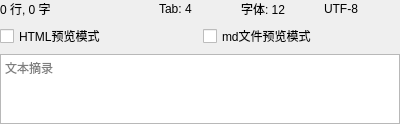
Before: the Qt Designer form DisposeAbstract/DisposeTXT/ControlWidTXT.ui in 3548848289/UniFileHub, drawn with Qt 5.
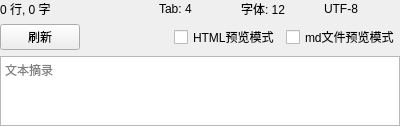
After: the same form once the commit is applied. Custom widgets are drawn as their Qt base class.

Commit message: 文本编辑器增加刷新功能

Patch:
```diff
--- a/DisposeAbstract/DisposeTXT/ControlWidTXT.ui
+++ b/DisposeAbstract/DisposeTXT/ControlWidTXT.ui
@@ -68,7 +68,50 @@
     </layout>
    </item>
    <item>
-    <layout class="QHBoxLayout" name="horizontalLayout">
+    <layout class="QHBoxLayout" name="horizontalLayout" stretch="2,1,1,0">
+     <item>
+      <layout class="QHBoxLayout" name="horizontalLayout_2" stretch="1,3">
+       <item>
+        <widget class="QPushButton" name="RefreshBtn">
+         <property name="sizePolicy">
+          <sizepolicy hsizetype="Minimum" vsizetype="Preferred">
+           <horstretch>0</horstretch>
+           <verstretch>0</verstretch>
+          </sizepolicy>
+         </property>
+         <property name="text">
+          <string>刷新</string>
+         </property>
+        </widget>
+       </item>
+       <item>
+        <spacer name="horizontalSpacer_2">
+         <property name="orientation">
+          <enum>Qt::Orientation::Horizontal</enum>
+         </property>
+         <property name="sizeHint" stdset="0">
+          <size>
+           <width>40</width>
+           <height>20</height>
+          </size>
+         </property>
+        </spacer>
+       </item>
+      </layout>
+     </item>
+     <item>
+      <spacer name="horizontalSpacer">
+       <property name="orientation">
+        <enum>Qt::Orientation::Horizontal</enum>
+       </property>
+       <property name="sizeHint" stdset="0">
+        <size>
+         <width>40</width>
+         <height>20</height>
+        </size>
+       </property>
+      </spacer>
+     </item>
      <item>
       <widget class="QCheckBox" name="htmlPreviewCheckBox">
        <property name="text">
```
Left out of the diff: 2 changed lines with no effect on the pictures. The commit also changes 7 other files.
